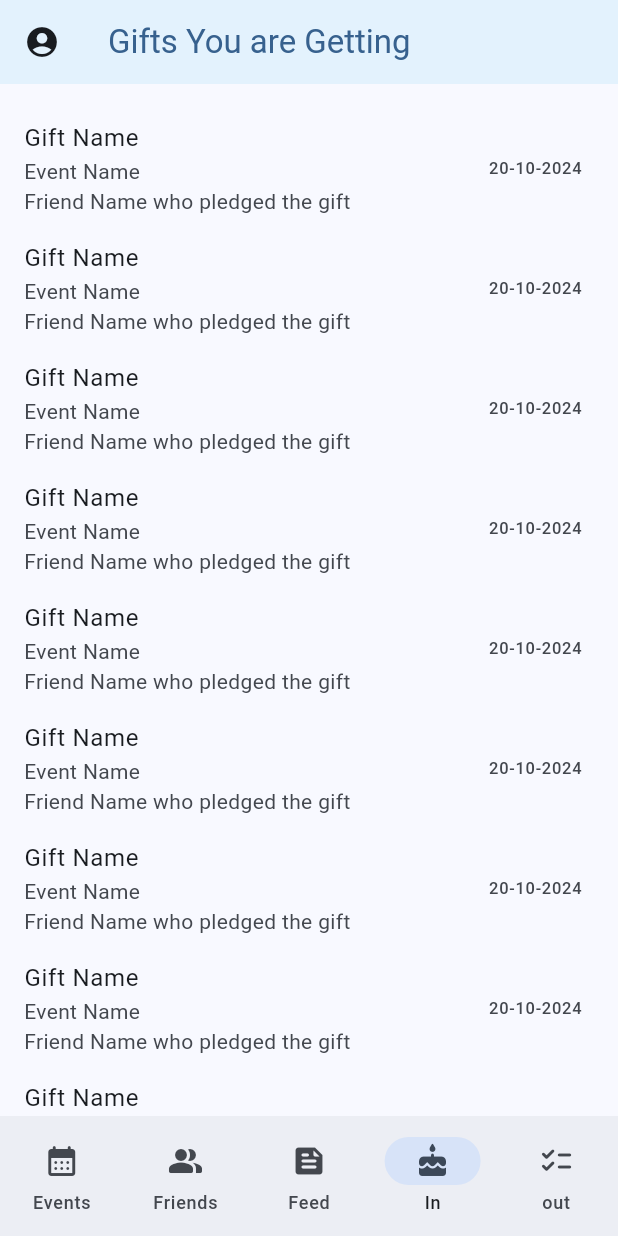
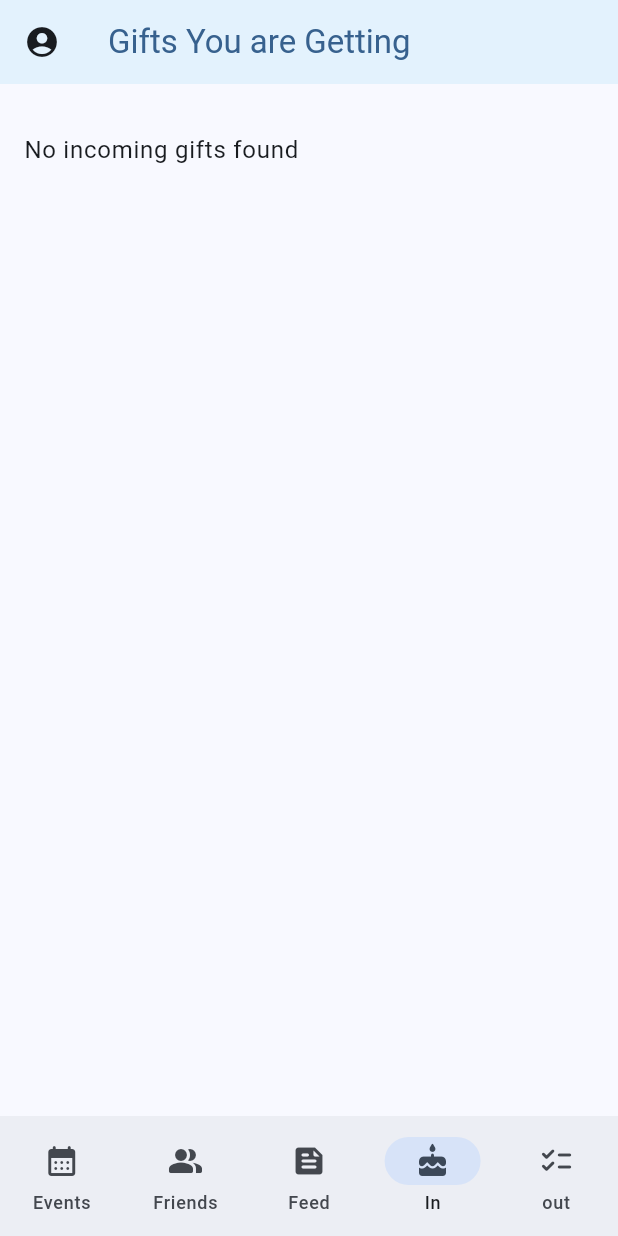
Before and after one commit to AhmedTareek/celebratio, a Flutter app: the screen it shows after launch, item 4 of the bottom bar chosen, on a phone screen of 412 x 824 dp. Run offline on Flutter 3.47's test engine with Material 3 defaults, Android fonts, the phone set to English and light mode, and no system bars; our stand-ins replace sqflite; accounts and stored records are empty.

Commit message:
Added a page for incoming_gifts_page

```diff
--- a/lib/InGifts.dart
+++ /dev/null
@@ -1,30 +0,0 @@
-import 'package:celebratio/CustomWidget.dart';
-import 'package:flutter/material.dart';
-
-class InGifts extends StatefulWidget {
-  @override
-  State<InGifts> createState() => _InGiftsState();
-}
-
-class _InGiftsState extends State<InGifts> {
-  @override
-  Widget build(BuildContext context) {
-    return CustomWidget(
-      title: 'Gifts You are Getting',
-        filterButtons: [],
-        sortOptions: [],
-        tileBuilder: (context, idx) {
-          return ListTile(
-            trailing: Text('20-10-2024'),
-            title: Text('Gift Name'),
-            subtitle: Column(
-              crossAxisAlignment: CrossAxisAlignment.start,
-              children: [
-              Text('Event Name'),
-              Text('Friend Name who pledged the gift')
-            ],)
-          );
-        },
-        itemCount: 10);
-  }
-}
--- /dev/null
+++ b/lib/incoming_gifts_page.dart
@@ -0,0 +1,90 @@
+import 'package:celebratio/CustomWidget.dart';
+import 'package:celebratio/globals.dart';
+import 'package:flutter/material.dart';
+
+
+import 'Model/gift_details.dart';
+import 'Model/local_db.dart';
+import 'gift_details_page.dart';
+
+
+class InGifts extends StatefulWidget {
+  const InGifts({super.key});
+
+  @override
+  State<InGifts> createState() => _InGiftsState();
+}
+
+class _InGiftsState extends State<InGifts> {
+  final db = DataBase();
+  List<GiftDetailsModel> incomingGifts = [];
+
+  @override
+  void initState() {
+    super.initState();
+    _fetchIncomingGifts();
+  }
+
+  Future<void> _fetchIncomingGifts() async {
+    try {
+      var temp = await db.getIncomingGiftsWithDetails(loggedInUserId);
+      // filter temp based on the event date being today or after
+      temp = temp.where((gift) {
+        final now = DateTime.now();
+        final today = DateTime(now.year, now.month, now.day); // strip time
+        final giftDate = DateTime(gift.eventDate.year, gift.eventDate.month,
+            gift.eventDate.day); // Strip time
+
+        // Check if the gift's eventDate is today or after today
+        return giftDate.isAtSameMomentAs(today) || giftDate.isAfter(today);
+      }).toList();
+
+      setState(() {
+        incomingGifts = temp;
+      });
+    } catch (e) {
+      print('Error fetching incoming gifts: $e');
+    }
+  }
+
+  @override
+  Widget build(BuildContext context) {
+    return CustomWidget(
+      title: 'Gifts You are Getting',
+      filterButtons: [],
+      sortOptions: [],
+      tileBuilder: (context, idx) {
+        if (incomingGifts.isEmpty) {
+          return const ListTile(
+            title: Text('No incoming gifts found'),
+          );
+        }
+
+        final giftDetail = incomingGifts[idx];
+        final formattedDate =
+            '${giftDetail.eventDate.day}-${giftDetail.eventDate.month}-'
+            '${giftDetail.eventDate.year}';
+
+        return ListTile(
+          trailing: Text(formattedDate),
+          title: Text(giftDetail.gift.name),
+          subtitle: Column(
+            crossAxisAlignment: CrossAxisAlignment.start,
+            children: [
+              Text(giftDetail.eventName),
+              Text('Pledged by: ${giftDetail.pledgerName}'),
+            ],
+          ),
+          onTap: () {
+            Navigator.push(
+                context,
+                MaterialPageRoute(
+                    builder: (context) => GiftDetails(
+                        giftOwnerId: loggedInUserId, gift: giftDetail.gift)));
+          },
+        );
+      },
+      itemCount: incomingGifts.isEmpty ? 1 : incomingGifts.length,
+    );
+  }
+}
--- a/lib/main.dart
+++ b/lib/main.dart
@@ -1,5 +1,6 @@
 import 'package:celebratio/event_details_page.dart';
-import 'package:celebratio/InGifts.dart';
+import 'package:celebratio/globals.dart';
+import 'package:celebratio/incoming_gifts_page.dart';
 import 'package:celebratio/OutGifts.dart';
 import 'package:celebratio/Profile.dart';
 import 'package:flutter/material.dart';
```
